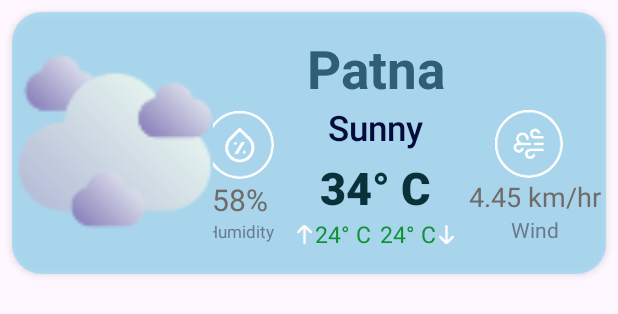
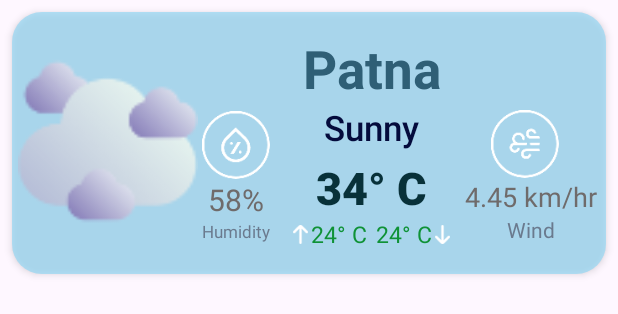
Before and after one commit to AyushKumar-Codes/WeatherWise-App, an Android app: the layout viewholder_bookmarker.xml on its own in the app's theme, with its tools: preview values and no code run, on a phone screen of 412 x 824 dp. Shown: the top 314 px of the screen. Run offline under Robolectric (Android 15) with nearby library versions, the phone set to English and light mode, and no system bars.

Commit message:
WeatherWise First Update

```diff
--- a/app/src/main/res/layout/viewholder_bookmarker.xml
+++ b/app/src/main/res/layout/viewholder_bookmarker.xml
@@ -1,6 +1,6 @@
 <?xml version="1.0" encoding="utf-8"?>
 
-<androidx.constraintlayout.widget.ConstraintLayout android:layout_width="wrap_content"
+<androidx.constraintlayout.widget.ConstraintLayout android:layout_width="match_parent"
     android:layout_height="wrap_content"
     android:layout_margin="8dp"
     android:background="@drawable/light_blue_bg"
@@ -17,11 +17,13 @@
         app:layout_constraintBottom_toBottomOf="parent"
         app:layout_constraintEnd_toEndOf="parent"
         app:layout_constraintStart_toStartOf="parent"
-        app:layout_constraintTop_toTopOf="parent">
+        app:layout_constraintTop_toTopOf="parent"
+
+        >
 
         <ImageView
             android:id="@+id/pic"
-            android:layout_width="130dp"
+            android:layout_width="120dp"
             android:layout_height="130dp"
             android:layout_gravity="center"
             android:layout_marginLeft="4dp"
@@ -30,13 +32,14 @@
         <androidx.constraintlayout.widget.ConstraintLayout
             android:layout_width="wrap_content"
             android:layout_height="wrap_content"
+
             android:layout_marginBottom="10dp">
 
             <LinearLayout
                 android:id="@+id/linearLayout"
                 android:layout_width="wrap_content"
                 android:layout_height="wrap_content"
-                android:layout_marginStart="5dp"
+                android:layout_marginStart="10dp"
                 android:layout_marginEnd="10dp"
                 android:orientation="vertical"
                 app:layout_constraintBottom_toBottomOf="parent"
```
Also changed, not shown: 1 other file.
